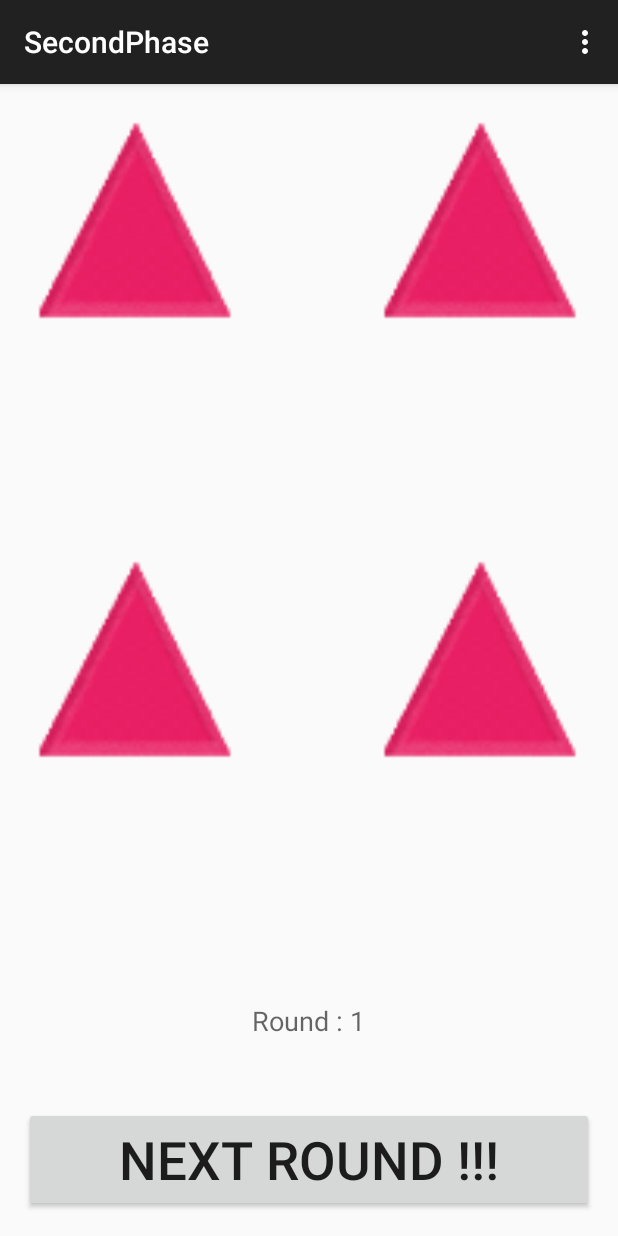
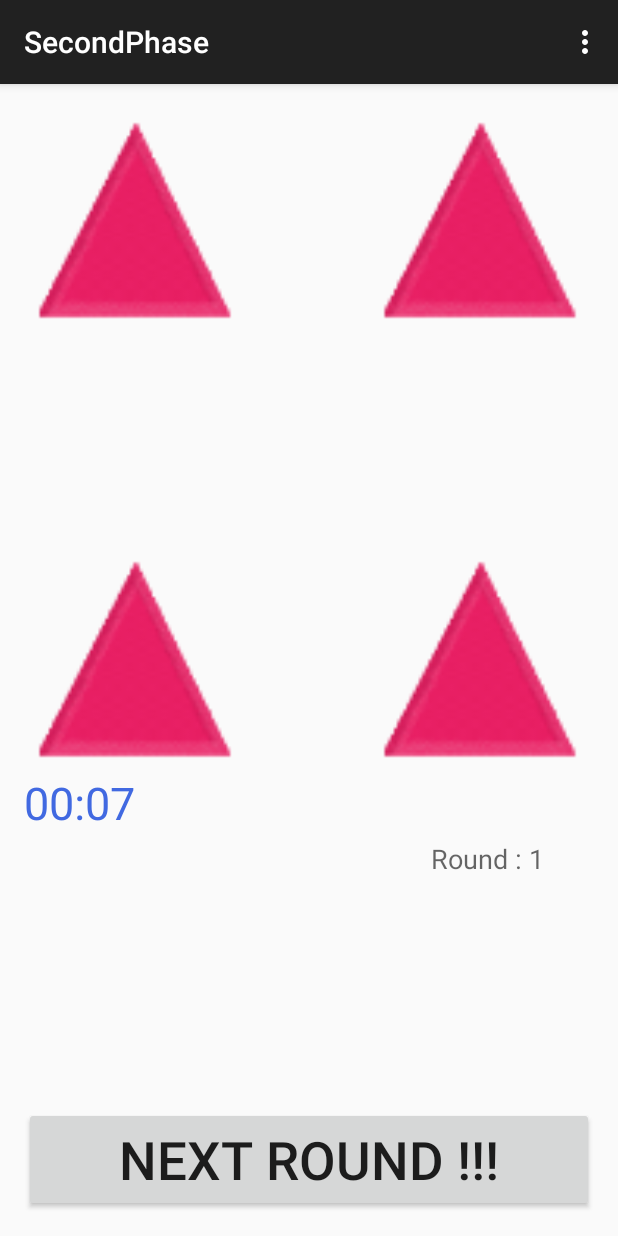
Before and after one commit to psyllost/CognitiveApp, an Android app: the screen it shows after launch (SecondPhase), on a phone screen of 412 x 824 dp. Run offline under Robolectric (Android 15) with nearby library versions, the phone set to English and light mode, and no system bars.

```diff
--- a/app/src/main/res/layout/activity_second_phase.xml
+++ b/app/src/main/res/layout/activity_second_phase.xml
@@ -63,9 +63,23 @@
         android:textAppearance="?android:attr/textAppearanceMedium"
         android:text="Round : "
         android:id="@+id/round"
-        android:layout_above="@+id/selectBtn"
-        android:layout_centerHorizontal="true"
-        android:layout_marginBottom="45dp" />
+        android:layout_below="@+id/fourthCB"
+        android:layout_alignLeft="@+id/fourthCB"
+        android:layout_alignStart="@+id/fourthCB"
+        android:layout_marginLeft="41dp"
+        android:layout_marginStart="41dp"
+        android:layout_marginTop="45dp" />
 
+    <Chronometer
+        android:id="@+id/chronometer1"
+        android:textSize="30dp"
+        android:textColor="#4169E1"
+        android:layout_width="100dp"
+        android:layout_height="100dp"
+        android:layout_below="@+id/thirdCB"
+        android:layout_alignRight="@+id/thirdCB"
+        android:layout_alignEnd="@+id/thirdCB"
+        android:layout_alignParentLeft="true"
+        android:layout_alignParentStart="true" />
 
 </RelativeLayout>
```
